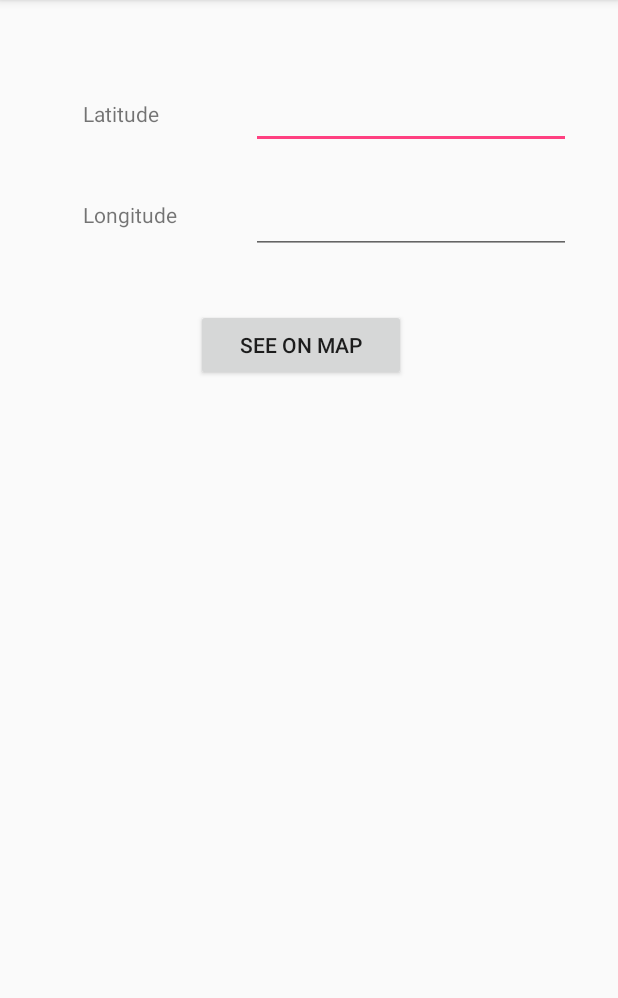
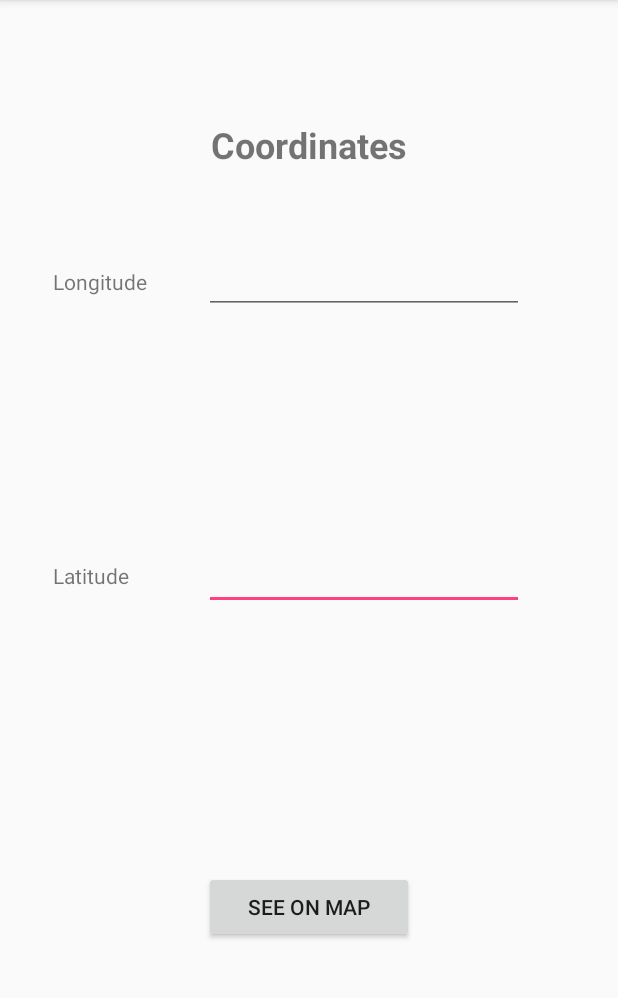
Before and after one commit to apj11c/MobileLiveRacing, an Android app: the screen it shows after launch (MainActivity), on a phone screen of 412 x 824 dp, the part 84-1082 px from its top. Run offline under Robolectric (Android 15) with nearby library versions, the phone set to English and light mode, and no system bars.

Commit message:
minor changes

```diff
--- a/app/src/main/res/layout/fragment_main.xml
+++ b/app/src/main/res/layout/fragment_main.xml
@@ -11,28 +11,24 @@
         android:layout_width="75dp"
         android:layout_height="wrap_content"
         android:layout_alignParentStart="true"
-        android:layout_alignParentTop="true"
-        android:layout_marginStart="55dp"
-        android:layout_marginTop="66dp"
-        android:text="Latitude" />
+        android:layout_centerVertical="true"
+        android:layout_marginStart="35dp"
+        android:text="@string/latitude" />
 
     <EditText
         android:id="@+id/editTextLatitude"
         android:layout_width="wrap_content"
         android:layout_height="wrap_content"
-        android:layout_alignParentEnd="true"
-        android:layout_alignParentTop="true"
-        android:layout_marginEnd="31dp"
-        android:layout_marginTop="54dp"
+        android:layout_alignStart="@+id/buttonShowMap"
+        android:layout_centerVertical="true"
         android:ems="10" />
 
     <EditText
         android:id="@+id/editTextLongitude"
         android:layout_width="wrap_content"
         android:layout_height="wrap_content"
-        android:layout_alignParentTop="true"
+        android:layout_alignBaseline="@+id/textView2"
         android:layout_alignStart="@+id/editTextLatitude"
-        android:layout_marginTop="124dp"
         android:ems="10" />
 
     <TextView
@@ -41,15 +37,26 @@
         android:layout_height="wrap_content"
         android:layout_alignParentTop="true"
         android:layout_alignStart="@+id/textView"
-        android:layout_marginTop="133dp"
-        android:text="Longitude" />
+        android:layout_marginTop="178dp"
+        android:text="@string/longitude" />
 
     <Button
         android:id="@+id/buttonShowMap"
         android:layout_width="140dp"
         android:layout_height="wrap_content"
+        android:layout_alignParentBottom="true"
+        android:layout_centerHorizontal="true"
+        android:layout_marginBottom="139dp"
+        android:text="@string/see_on_map" />
+
+    <TextView
+        android:id="@+id/textView3"
+        android:layout_width="wrap_content"
+        android:layout_height="wrap_content"
         android:layout_alignParentTop="true"
-        android:layout_marginTop="206dp"
-        android:layout_toEndOf="@+id/textView"
-        android:text="SEE ON MAP" />
+        android:layout_centerHorizontal="true"
+        android:layout_marginTop="80dp"
+        android:text="@string/coordinates"
+        android:textSize="24sp"
+        android:textStyle="bold" />
 </RelativeLayout>
--- a/app/src/main/res/values/strings.xml
+++ b/app/src/main/res/values/strings.xml
@@ -4,4 +4,8 @@
     <!-- TODO: Remove or change this placeholder text -->
     <string name="hello_blank_fragment">Hello blank fragment</string>
     <string name="title_activity_maps">Map</string>
+    <string name="see_on_map">SEE ON MAP</string>
+    <string name="longitude">Longitude</string>
+    <string name="latitude">Latitude</string>
+    <string name="coordinates">Coordinates</string>
 </resources>
```
